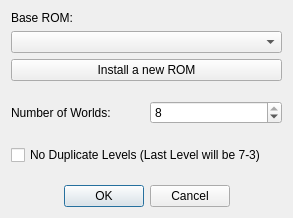
This is SMB1/SMB1_Compliance_To_SMB1/Configure_Base_Form.ui in Coolcord/Level-Headed as Qt 5 draws it before an edit. The edited form follows.
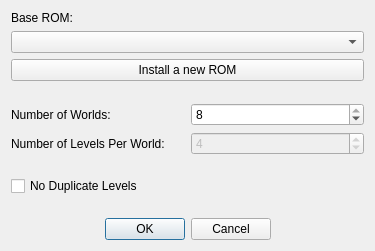
This is the edited form.

Commit message: Added a new spinbox that will be used later

```diff
--- a/SMB1/SMB1_Compliance_To_SMB1/Configure_Base_Form.ui
+++ b/SMB1/SMB1_Compliance_To_SMB1/Configure_Base_Form.ui
@@ -6,8 +6,8 @@
    <rect>
     <x>0</x>
     <y>0</y>
-    <width>293</width>
-    <height>218</height>
+    <width>375</width>
+    <height>251</height>
    </rect>
   </property>
   <property name="windowTitle">
@@ -49,6 +49,8 @@
     </spacer>
    </item>
    <item>
+    <layout class="QVBoxLayout" name="layoutLevelNumberSettings">
+     <item>
     <layout class="QHBoxLayout" name="layoutNumWorlds">
      <item>
       <widget class="QLabel" name="lblNumWorlds">
@@ -73,6 +75,35 @@
     </layout>
    </item>
    <item>
+      <layout class="QHBoxLayout" name="layoutNumLevelsPerWorld">
+       <item>
+        <widget class="QLabel" name="lblNumLevelsPerWorld">
+         <property name="text">
+          <string>Number of Levels Per World: </string>
+         </property>
+        </widget>
+       </item>
+       <item>
+        <widget class="QSpinBox" name="sbNumLevelsPerWorld">
+         <property name="enabled">
+          <bool>false</bool>
+         </property>
+         <property name="minimum">
+          <number>1</number>
+         </property>
+         <property name="maximum">
+          <number>8</number>
+         </property>
+         <property name="value">
+          <number>4</number>
+         </property>
+        </widget>
+       </item>
+      </layout>
+     </item>
+    </layout>
+   </item>
+   <item>
     <spacer name="verticalSpacer_2">
      <property name="orientation">
       <enum>Qt::Vertical</enum>
@@ -88,7 +119,7 @@
    <item>
     <widget class="QCheckBox" name="cbDuplicateLevels">
      <property name="text">
-      <string>No Duplicate Levels (Last Level will be 7-3)</string>
+      <string>No Duplicate Levels</string>
      </property>
     </widget>
    </item>
```
Lines whose indentation alone changed are shown as unchanged. The commit also changes 3 other files.
